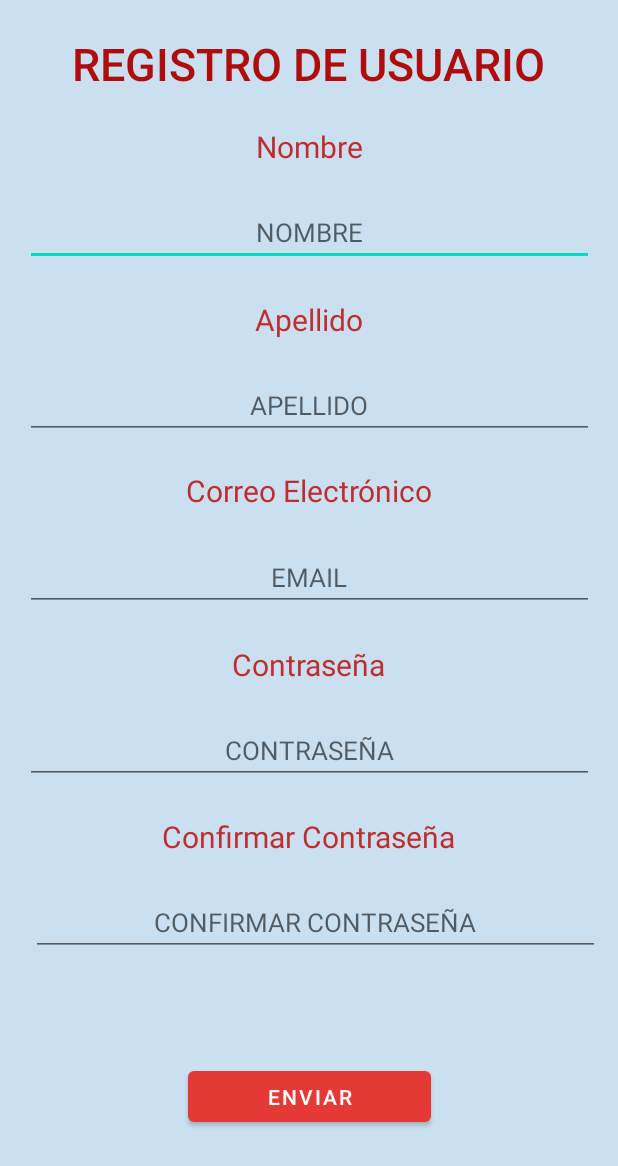
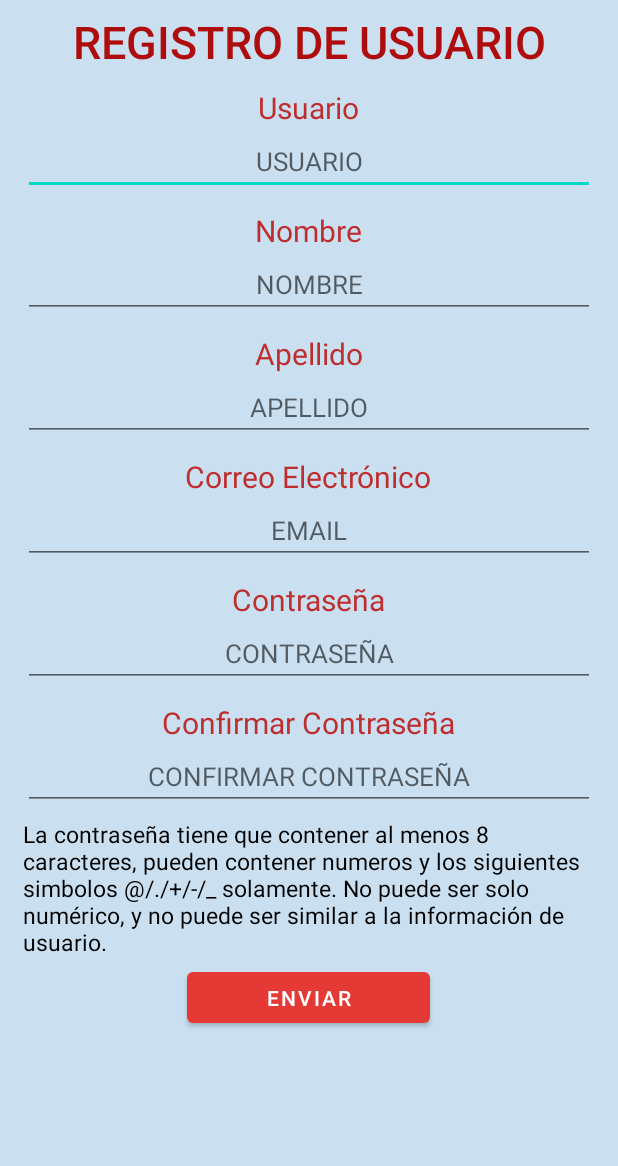
Before and after one commit to gameofcodeapps/quepinto, an Android app: the MainActivityRegUsuario screen opened directly, with no data from a screen before it, on a phone screen of 412 x 824 dp. Shown: the top 1166 px of the screen. Run offline under Robolectric (Android 15) with nearby library versions, the phone set to English and light mode, and no system bars; Roboto replaces fonts that are not available here.

Commit message:
modificado el formulario de crear usuario, agregado el campo usuario y agregados los controles de que lo ingresado sea diferente de vacio y validacion de contrasea. El usuario creado sirve para la pagina y la app.

```diff
--- /dev/null
+++ b/app/src/main/java/com/gameofcode/quepinto/interfaces/IRegistrarUsuarioPresenter.java
@@ -0,0 +1,9 @@
+package com.gameofcode.quepinto.interfaces;
+
+import com.gameofcode.quepinto.DTO.UsuarioDTO;
+
+public interface IRegistrarUsuarioPresenter {
+
+    public int crearUsuario(UsuarioDTO pUsuario);
+
+}
--- a/app/src/main/res/layout/activity_main_reg_usuario.xml
+++ b/app/src/main/res/layout/activity_main_reg_usuario.xml
@@ -1,178 +1,200 @@
 <?xml version="1.0" encoding="utf-8"?>
-<androidx.constraintlayout.widget.ConstraintLayout xmlns:android="http://schemas.android.com/apk/res/android"
+<LinearLayout xmlns:android="http://schemas.android.com/apk/res/android"
     xmlns:app="http://schemas.android.com/apk/res-auto"
     xmlns:tools="http://schemas.android.com/tools"
     android:layout_width="match_parent"
     android:layout_height="match_parent"
     android:background="#CAE0F1"
-    tools:context=".MainActivityRegUsuario">
+    android:orientation="vertical">
+    <LinearLayout xmlns:android="http://schemas.android.com/apk/res/android"
+        xmlns:app="http://schemas.android.com/apk/res-auto"
+        xmlns:tools="http://schemas.android.com/tools"
+        android:layout_width="match_parent"
+        android:layout_height="match_parent"
+        android:background="#CAE0F1"
+        android:orientation="vertical"
+        tools:context=".MainActivityRegUsuario"
+        android:layout_marginLeft="15dp"
+        android:layout_marginRight="15dp"
+        >
 
         <TextView
             android:id="@+id/reg_usuario"
-        android:layout_width="wrap_content"
+            android:layout_width="match_parent"
             android:layout_height="wrap_content"
+            android:layout_alignParentStart="true"
+            android:layout_alignParentTop="true"
+            android:layout_alignParentBottom="true"
+            android:layout_centerHorizontal="true"
+            android:gravity="center_horizontal"
+            android:layout_marginTop="7dp"
             android:fontFamily="sans-serif-medium"
             android:text="@string/reg_usuario"
             android:textColor="@color/red"
-        android:textSize="30sp"
-        app:layout_constraintBottom_toBottomOf="parent"
-        app:layout_constraintEnd_toEndOf="parent"
-        app:layout_constraintHorizontal_bias="0.496"
-        app:layout_constraintStart_toStartOf="parent"
-        app:layout_constraintTop_toTopOf="parent"
-        app:layout_constraintVertical_bias="0.028" />
+            android:textSize="30sp" />
+
+        <TextView
+        android:id="@+id/usuarioTV"
+        android:layout_width="wrap_content"
+        android:layout_height="wrap_content"
+        android:layout_alignParentTop="true"
+        android:layout_centerHorizontal="true"
+        android:layout_gravity="center_horizontal"
+        android:layout_marginTop="10dp"
+        android:text="@string/usurioRegistroTV"
+        android:textColor="#BF2E2E"
+        android:textSize="20sp" />
 
         <EditText
-        android:id="@+id/UsuNom"
-        android:layout_width="379dp"
+            android:id="@+id/usuarioET"
+            android:layout_width="match_parent"
             android:layout_height="wrap_content"
-        android:layout_marginStart="8dp"
-        android:layout_marginEnd="8dp"
+            android:layout_alignParentStart="true"
+            android:layout_alignParentTop="true"
+            android:layout_centerHorizontal="true"
+            android:ems="10"
+            android:gravity="center_horizontal"
+            android:hint="@string/usurioRegistroET"
+            android:textSize="17sp" />
+        <TextView
+            android:id="@+id/nombreUsuarioTV"
+            android:layout_width="wrap_content"
+            android:layout_height="wrap_content"
+            android:layout_alignParentTop="true"
+            android:layout_centerHorizontal="true"
+            android:layout_gravity="center_horizontal"
+            android:layout_marginTop="10dp"
+            android:text="@string/txt_nom"
+            android:textColor="#BF2E2E"
+            android:textSize="20sp" />
+
+        <EditText
+            android:id="@+id/nombreUsuarioET"
+            android:layout_width="match_parent"
+            android:layout_height="wrap_content"
+            android:layout_alignParentStart="true"
+            android:layout_alignParentTop="true"
+            android:layout_centerHorizontal="true"
             android:ems="10"
             android:gravity="center_horizontal"
             android:hint="@string/NAME"
-        android:inputType="textPersonName"
-        android:textSize="17sp"
-        app:layout_constraintBottom_toTopOf="@+id/UsuApe"
-        app:layout_constraintEnd_toEndOf="parent"
-        app:layout_constraintStart_toStartOf="parent"
-        app:layout_constraintTop_toBottomOf="@+id/reg_usuario" />
+            android:textSize="17sp" />
+        <TextView
+            android:id="@+id/apellidoUsuarioTV"
+            android:layout_width="wrap_content"
+            android:layout_height="wrap_content"
+            android:layout_alignParentTop="true"
+            android:layout_centerHorizontal="true"
+            android:layout_gravity="center_horizontal"
+            android:layout_marginTop="10dp"
+            android:text="@string/apellido"
+            android:textColor="#BF2E2E"
+            android:textSize="20sp" />
 
         <EditText
-        android:id="@+id/UsuMail"
-        android:layout_width="379dp"
+            android:id="@+id/apellidoUsuarioET"
+            android:layout_width="match_parent"
             android:layout_height="wrap_content"
-        android:layout_marginStart="8dp"
-        android:layout_marginEnd="8dp"
+            android:layout_alignParentStart="true"
+            android:layout_alignParentTop="true"
+            android:layout_centerHorizontal="true"
+            android:ems="10"
+            android:gravity="center_horizontal"
+            android:hint="@string/SURNAME"
+            android:textSize="17sp" />
+        <TextView
+            android:id="@+id/emailUsuarioTV"
+            android:layout_width="wrap_content"
+            android:layout_height="wrap_content"
+            android:layout_alignParentTop="true"
+            android:layout_centerHorizontal="true"
+            android:layout_gravity="center_horizontal"
+            android:layout_marginTop="10dp"
+            android:text="@string/correle"
+            android:textColor="#BF2E2E"
+            android:textSize="20sp" />
+
+        <EditText
+            android:id="@+id/emailUsuarioET"
+            android:layout_width="match_parent"
+            android:layout_height="wrap_content"
+            android:layout_alignParentStart="true"
+            android:layout_alignParentTop="true"
+            android:layout_centerHorizontal="true"
             android:ems="10"
             android:gravity="center_horizontal"
             android:hint="@string/EMAIL"
-        android:inputType="textPersonName"
-        android:textSize="17sp"
-        app:layout_constraintBottom_toTopOf="@+id/UsuPwd"
-        app:layout_constraintEnd_toEndOf="parent"
-        app:layout_constraintStart_toStartOf="parent"
-        app:layout_constraintTop_toBottomOf="@+id/UsuApe" />
+            android:textSize="17sp" />
+        <TextView
+            android:id="@+id/passwordUsuarioTV"
+            android:layout_width="wrap_content"
+            android:layout_height="wrap_content"
+            android:layout_alignParentTop="true"
+            android:layout_centerHorizontal="true"
+            android:layout_gravity="center_horizontal"
+            android:layout_marginTop="10dp"
+            android:text="@string/txtContraseña"
+            android:textColor="#BF2E2E"
+            android:textSize="20sp" />
 
         <EditText
-        android:id="@+id/UsuPwd"
-        android:layout_width="379dp"
+            android:id="@+id/passwordUsuarioET"
+            android:layout_width="match_parent"
             android:layout_height="wrap_content"
-        android:layout_marginStart="8dp"
-        android:layout_marginEnd="8dp"
+            android:layout_alignParentStart="true"
+            android:layout_alignParentTop="true"
+            android:layout_centerHorizontal="true"
             android:ems="10"
             android:gravity="center_horizontal"
             android:hint="@string/PASS"
             android:inputType="textPassword"
-        android:textSize="17sp"
-        app:layout_constraintBottom_toTopOf="@+id/UsuValPwd"
-        app:layout_constraintEnd_toEndOf="parent"
-        app:layout_constraintStart_toStartOf="parent"
-        app:layout_constraintTop_toBottomOf="@+id/UsuMail" />
+            android:textSize="17sp" />
+        <TextView
+            android:id="@+id/reptirPasswordUsuarioTV"
+            android:layout_width="wrap_content"
+            android:layout_height="wrap_content"
+            android:layout_alignParentTop="true"
+            android:layout_centerHorizontal="true"
+            android:layout_gravity="center_horizontal"
+            android:layout_marginTop="10dp"
+            android:text="@string/txtconfcont"
+            android:textColor="#BF2E2E"
+            android:textSize="20sp" />
 
         <EditText
-        android:id="@+id/UsuValPwd"
-        android:layout_width="379dp"
+            android:id="@+id/repetirPasswordUsuarioET"
+            android:layout_width="match_parent"
             android:layout_height="wrap_content"
-        android:layout_marginStart="8dp"
+            android:layout_alignParentStart="true"
+            android:layout_alignParentTop="true"
+            android:layout_centerHorizontal="true"
             android:ems="10"
             android:gravity="center_horizontal"
             android:hint="@string/CONF_PASS"
             android:inputType="textPassword"
-        android:textSize="17sp"
-        app:layout_constraintBottom_toTopOf="@+id/but_Env"
-        app:layout_constraintEnd_toEndOf="parent"
-        app:layout_constraintHorizontal_bias="0.5"
-        app:layout_constraintStart_toStartOf="parent"
-        app:layout_constraintTop_toBottomOf="@+id/UsuPwd" />
-
-    <EditText
-        android:id="@+id/UsuApe"
-        android:layout_width="379dp"
+            android:textSize="17sp" />
+        <TextView
+            android:id="@+id/requisioPasswordTV"
+            android:layout_width="wrap_content"
             android:layout_height="wrap_content"
-        android:layout_marginStart="8dp"
-        android:layout_marginEnd="8dp"
-        android:gravity="center_horizontal"
-        android:ems="10"
-        android:inputType="textPersonName"
-        android:hint="@string/SURNAME"
-        android:textSize="17sp"
-        app:layout_constraintBottom_toTopOf="@+id/UsuMail"
-        app:layout_constraintEnd_toEndOf="parent"
-        app:layout_constraintStart_toStartOf="parent"
-        app:layout_constraintTop_toBottomOf="@+id/UsuNom" />
+            android:layout_alignParentTop="true"
+            android:layout_centerHorizontal="true"
+            android:layout_gravity="center_horizontal"
+            android:layout_marginTop="5dp"
+            android:text="@string/requisitoPasswordTV"
+            android:textColor="#000000"
+            android:textSize="15sp" />
 
         <Button
             android:id="@+id/but_Env"
             android:layout_width="162dp"
             android:layout_height="46dp"
+            android:layout_alignParentBottom="true"
+            android:layout_centerHorizontal="true"
+            android:layout_marginTop="3dp"
+            android:layout_marginBottom="26dp"
             android:text="@string/bot_Env"
             android:textColor="@color/white"
-        app:layout_constraintBottom_toBottomOf="parent"
-        app:layout_constraintEnd_toEndOf="parent"
-        app:layout_constraintHorizontal_bias="0.5"
-        app:layout_constraintStart_toStartOf="parent"
-        app:layout_constraintTop_toBottomOf="@+id/UsuValPwd"
-        app:layout_constraintVertical_bias="0.325" />
-
-    <TextView
-        android:id="@+id/txtNom"
-        android:layout_width="wrap_content"
-        android:layout_height="wrap_content"
-        android:text="@string/txt_nom"
-        android:textSize="20sp"
-        android:textColor="#BF2E2E"
-        app:layout_constraintBottom_toTopOf="@+id/UsuNom"
-        app:layout_constraintEnd_toEndOf="parent"
-        app:layout_constraintStart_toStartOf="parent"
-        app:layout_constraintTop_toBottomOf="@+id/reg_usuario" />
-
-    <TextView
-        android:id="@+id/txtApe"
-        android:layout_width="wrap_content"
-        android:layout_height="wrap_content"
-        android:text="@string/apellido"
-        android:textColor="#BF2E2E"
-        android:textSize="20sp"
-        app:layout_constraintBottom_toTopOf="@+id/UsuApe"
-        app:layout_constraintEnd_toEndOf="parent"
-        app:layout_constraintStart_toStartOf="parent"
-        app:layout_constraintTop_toBottomOf="@+id/UsuNom" />
-
-    <TextView
-        android:id="@+id/textView3"
-        android:layout_width="wrap_content"
-        android:layout_height="wrap_content"
-        android:text="@string/correle"
-        android:textColor="#BF2E2E"
-        android:textSize="20sp"
-        app:layout_constraintBottom_toTopOf="@+id/UsuMail"
-        app:layout_constraintEnd_toEndOf="parent"
-        app:layout_constraintStart_toStartOf="parent"
-        app:layout_constraintTop_toBottomOf="@+id/UsuApe"
-        app:layout_constraintVertical_bias="0.476" />
-
-    <TextView
-        android:id="@+id/txtcontr"
-        android:layout_width="wrap_content"
-        android:layout_height="wrap_content"
-        android:text="@string/txtcontr"
-        android:textColor="#BF2E2E"
-        android:textSize="20sp"
-        app:layout_constraintBottom_toTopOf="@+id/UsuPwd"
-        app:layout_constraintEnd_toEndOf="parent"
-        app:layout_constraintStart_toStartOf="parent"
-        app:layout_constraintTop_toBottomOf="@+id/UsuMail" />
-
-    <TextView
-        android:id="@+id/txtconfcont"
-        android:layout_width="wrap_content"
-        android:layout_height="wrap_content"
-        android:text="@string/txtconfcont"
-        android:textColor="#BF2E2E"
-        android:textSize="20sp"
-        app:layout_constraintBottom_toTopOf="@+id/UsuValPwd"
-        app:layout_constraintEnd_toEndOf="parent"
-        app:layout_constraintStart_toStartOf="parent"
-        app:layout_constraintTop_toBottomOf="@+id/UsuPwd" />
-</androidx.constraintlayout.widget.ConstraintLayout>
+            android:layout_gravity="center_horizontal"/>
+    </LinearLayout>
+</LinearLayout>
--- a/app/src/main/res/values/strings.xml
+++ b/app/src/main/res/values/strings.xml
@@ -47,5 +47,9 @@
     <string name="EMAIL_perf">EMAIL:</string>
     <string name="User_NAME_PERF">NOMBRE DE USUARIO:</string>
     <string name="ImgLogo">Imagen</string>
-
+    ---------------------------------------------------
+    <string name="usurioRegistroTV">Usuario</string>
+    <string name="usurioRegistroET">USUARIO</string>
+    <string name="requisitoPasswordTV">La contraseña tiene que contener al menos 8 caracteres, pueden contener numeros y los siguientes simbolos @/./+/-/_ solamente.
+No puede ser solo numérico, y no puede ser similar a la información de usuario. </string>
 </resources>
```
Also changed, not shown: app/src/main/java/com/gameofcode/quepinto/DTO/UsuarioDTO.java (+8 -0 lines), app/src/main/java/com/gameofcode/quepinto/MainActivity.java (+16 -9 lines), app/src/main/java/com/gameofcode/quepinto/MainActivityRegUsuario.java (+118 -6 lines), app/src/main/java/com/gameofcode/quepinto/helpers/ConnectDBHelper.java (+10 -2 lines), app/src/main/java/com/gameofcode/quepinto/models/UsuarioModel.java (+78 -11 lines), app/src/main/java/com/gameofcode/quepinto/presentadores/RegistrarUsuarioPresenter.java (added, +19 -0 lines), app/src/main/res/layout/activity_main.xml (+13 -0 lines). Lines whose indentation alone changed are shown as unchanged.
